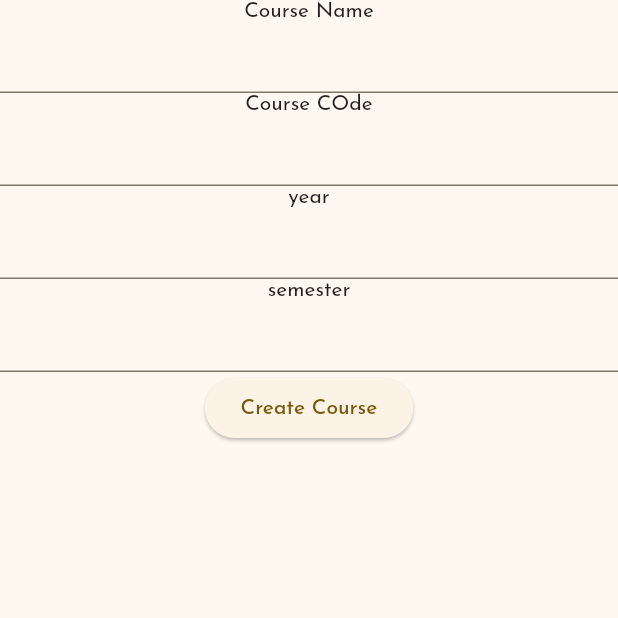
After one commit to Idadelveloper/gradish, a Flutter app: the screen it shows once a user with an empty profile is signed in, after a tap on "Record Marks", on a phone screen of 412 x 824 dp, the top half of it. The commit adds this screen. Run offline on Flutter 3.47's test engine with Material 2 defaults, Android fonts, the phone set to English and light mode, and no system bars; our stand-ins replace camera, cloud_firestore, dartz, firebase_auth, firebase_core, google_fonts and 3 more; missing offline and left inert: googleapis; accounts and stored records are empty.

Commit message:
Updated firestore configurations

```diff
--- a/lib/main.dart
+++ b/lib/main.dart
@@ -1,12 +1,16 @@
 import 'package:flutter/material.dart';
 import 'package:google_fonts/google_fonts.dart';
+import 'package:gradish/providers/firestore_provider.dart';
 import 'package:gradish/repositories/auth_repository.dart';
+import 'package:gradish/repositories/firestore_repository.dart';
 import 'package:gradish/screens/auth_screens/login_screen.dart';
 import 'package:gradish/screens/auth_screens/register_screen.dart';
 import 'package:gradish/screens/home_screen.dart';
 import 'package:firebase_core/firebase_core.dart';
 import 'package:gradish/services/auth_service/firebase_auth_service.dart';
+import 'package:gradish/services/firestore_service/firestore_service.dart';
 import 'package:provider/provider.dart';
+import 'core/enums.dart';
 import 'firebase_options.dart';
 import 'providers/auth_provider.dart';
 
@@ -28,14 +32,17 @@ class GradishApp extends StatefulWidget {
 class _GradishAppState extends State<GradishApp> {
   // This widget is the root of your application.
 
- late final FirebaseAuthService _authService;
+ final FirebaseAuthService _authService = FirebaseAuthService();
  late final AuthRepository _authRepository;
+ final FirestoreService _firestoreService = FirestoreService();
+ late final FirestoreRepository _firestoreRepository;
+
 
   @override
   void initState() {
     super.initState();
-    _authService = FirebaseAuthService();
     _authRepository = AuthRepository(_authService);
+    _firestoreRepository = FirestoreRepository(_firestoreService);
   }
 
 
@@ -45,7 +52,8 @@ class _GradishAppState extends State<GradishApp> {
   Widget build(BuildContext context) {
     return MultiProvider(
     providers: [
-      ChangeNotifierProvider<AuthProvider>(create: (context)=> AuthProvider(_authRepository)..authStateChanged())
+      ChangeNotifierProvider<AuthProvider>(create: (context)=> AuthProvider(_authRepository)..authStateChanged()),
+      ChangeNotifierProvider<FirestoreProvider>(create: (context)=> FirestoreProvider(_firestoreRepository)),
     ],
       child: Consumer<AuthProvider>(
         builder: (context, authData, child){
@@ -60,8 +68,8 @@ class _GradishAppState extends State<GradishApp> {
                     Theme.of(context).textTheme
                 )
             ),
-            // home:  authData.authState == AuthState.authenticated || authData.authState == AuthState.initial ? const HomeScreen(): RegisterScreen(),
-            home: RegisterScreen(),
+            home:  authData.authState == AuthState.authenticated || authData.authState == AuthState.initial ? const HomeScreen(): RegisterScreen(),
+            //home: RegisterScreen(),
           );
         },
 
--- a/lib/models/grade_sheet_model.dart
+++ b/lib/models/grade_sheet_model.dart
@@ -11,7 +11,7 @@ class GradeSheet {
       required this.courseCode,
       required this.year,
       required this.semester,
-      required this.data,
+      this.data,
         this.docId,
       });
 
--- a/lib/providers/firestore_provider.dart
+++ b/lib/providers/firestore_provider.dart
@@ -16,12 +16,12 @@ class FirestoreProvider extends ChangeNotifier {
 
   FirestoreProvider(this._firestoreRepository);
 
-  Future<void> addBasicUserInfo(User currentUser) async {
+  Future<void> addBasicUserInfo({required User currentUser, String? name}) async {
     state = AppState.submitting;
     notifyListeners();
 
     Either<Failure, void> response =
-        await _firestoreRepository.addBasicUserInfo(currentUser);
+        await _firestoreRepository.addBasicUserInfo(currentUser: currentUser, name: name);
     response.fold((failure) {
       errorMessage = failure.errorMessage;
       state = AppState.error;
@@ -38,7 +38,7 @@ class FirestoreProvider extends ChangeNotifier {
     notifyListeners();
 
     Either<Failure, void> response =
-        await _firestoreRepository.addBasicUserInfo(currentUser);
+        await _firestoreRepository.getBasicUserInfo(currentUser);
     response.fold((failure) {
       errorMessage = failure.errorMessage;
       state = AppState.error;
--- a/lib/repositories/firestore_repository.dart
+++ b/lib/repositories/firestore_repository.dart
@@ -12,9 +12,9 @@ class FirestoreRepository {
 
   FirestoreRepository(this._firestoreService);
 
-  Future<Either<Failure, void>> addBasicUserInfo(User currentUser) async {
+  Future<Either<Failure, void>> addBasicUserInfo({required User currentUser, String? name}) async {
     try {
-      await _firestoreService.addBasicUserInfo(currentUser: currentUser);
+      await _firestoreService.addBasicUserInfo(currentUser: currentUser, userName: name);
       return const Right(null);
     } on FirebaseException catch (e) {
       return Left(Failure(errorMessage: e.message));
@@ -25,7 +25,7 @@ class FirestoreRepository {
 
   Future<Either<Failure, void>> getBasicUserInfo(User currentUser) async {
     try {
-      await _firestoreService.addBasicUserInfo(currentUser: currentUser);
+      await _firestoreService.getBasicUserInfo(currentUser: currentUser);
       return const Right(null);
     } on FirebaseException catch (e) {
       return Left(Failure(errorMessage: e.message));
--- a/lib/screens/auth_screens/register_screen.dart
+++ b/lib/screens/auth_screens/register_screen.dart
@@ -1,9 +1,10 @@
-
 import 'package:flutter/material.dart';
 import 'package:googleapis/servicecontrol/v2.dart';
 import 'package:gradish/models/auth_models.dart';
+import 'package:gradish/providers/firestore_provider.dart';
 import 'package:provider/provider.dart';
 
+import '../../core/enums.dart';
 import '../../providers/auth_provider.dart';
 
 class RegisterScreen extends StatefulWidget {
@@ -16,87 +17,105 @@ class RegisterScreen extends StatefulWidget {
 class _RegisterScreenState extends State<RegisterScreen> {
   TextEditingController emailController = TextEditingController();
   TextEditingController passwordController = TextEditingController();
+  TextEditingController nameController = TextEditingController();
 
   GlobalKey<FormState> _formKey = GlobalKey<FormState>();
-
 
   @override
   void dispose() {
     super.dispose();
     emailController.dispose();
     passwordController.dispose();
+    nameController.dispose();
   }
+
   @override
   Widget build(BuildContext context) {
-    return Consumer<AuthProvider>(
-      builder: (context, authData, child){
+    return Consumer2<AuthProvider, FirestoreProvider>(
+      builder: (context, authData, firestoreData, child) {
         return Scaffold(
           body: SafeArea(
+            child: Padding(
+              padding: const EdgeInsets.symmetric(horizontal: 16),
               child: Form(
                 key: _formKey,
                 child: Column(
+                  crossAxisAlignment: CrossAxisAlignment.start,
                   children: [
+                    const Text("Name"),
+                    TextFormField(
+                      controller: nameController,
+                      validator: (value) {
+                        if (value == null || value.isEmpty) {
+                          return "Please input a name";
+                        } else {
+                          return null;
+                        }
+                      },
+                    ),
                     const Text("Email"),
                     TextFormField(
                       controller: emailController,
-                    validator: (value){
-                      if(value == null || value.isEmpty){
+                      validator: (value) {
+                        if (value == null || value.isEmpty) {
                           return "Please input a valid email";
-                      } else{
+                        } else {
                           return null;
                         }
                       },
-
                     ),
                     const Text("Paaword"),
                     TextFormField(
                       controller: passwordController,
                       obscureText: true,
-                    validator: (value){
-                      if(value == null || value.isEmpty){
+                      validator: (value) {
+                        if (value == null || value.isEmpty) {
                           return "Please input a valid password";
-                      } else{
+                        } else {
                           return null;
                         }
                       },
+                    ),
+                    ElevatedButton(
+                        onPressed: () async {
+                          if (_formKey.currentState!.validate()) {
+                            RegisterRequest credentials = RegisterRequest(
+                                email: emailController.text.trim(),
+                                password: passwordController.text.trim(),
+                                name: nameController.text.trim(),
+                                confirmPassword: '');
 
-                  ),
-
-                  ElevatedButton(onPressed: () async {
-
-                    if(_formKey.currentState!.validate()){
-                      RegisterRequest credentials= RegisterRequest(email: emailController.text.trim(), password: passwordController.text.trim(), name: '', confirmPassword: '');
-
-                      await authData.registerWithEmailAndPassword(credentials);
-
+                            await authData
+                                .registerWithEmailAndPassword(credentials)
+                                .then((value) {
+                              if(authData.state == AppState.success){
+                                ScaffoldMessenger.of(context).showSnackBar(const SnackBar(content: Text("Successfully Registered")));
                               }
 
-
-
-                  }, child: const Text("Login")),
-
-                     ElevatedButton(onPressed: () async {
-
-
-
+                              else if(authData.state == AppState.error){
+                                ScaffoldMessenger.of(context).showSnackBar(SnackBar(content: Text(firestoreData.errorMessage ?? "Failed to Register")));
+                              }
+                              if (authData.currentUser != null) {
+                                firestoreData.addBasicUserInfo(
+                                    name: nameController.text.trim(),
+                                    currentUser: authData.currentUser!);
+                              }
+                            });
+                          }
+                        },
+                        child: const Text("Register")),
+                    ElevatedButton(
+                        onPressed: () async {
                           await authData.signInWithGoogle();
-
-
-
-
-
-                  }, child: const Text("Sign In With Google")),
-
+                        },
+                        child: const Text("Sign In With Google")),
                   ],
-
-
+                ),
               ),
             ),
           ),
         );
       },
-
-
     );
   }
 }
--- /dev/null
+++ b/lib/screens/create_course_screen/create_course_screen.dart
@@ -0,0 +1,142 @@
+
+import 'package:flutter/material.dart';
+import 'package:googleapis/servicecontrol/v2.dart';
+import 'package:gradish/core/enums.dart';
+import 'package:gradish/models/auth_models.dart';
+import 'package:gradish/models/grade_sheet_model.dart';
+import 'package:gradish/providers/firestore_provider.dart';
+import 'package:provider/provider.dart';
+
+import '../../providers/auth_provider.dart';
+import '../extract_screen.dart';
+
+class CreateCourseScreen extends StatefulWidget {
+  const CreateCourseScreen({Key? key}) : super(key: key);
+
+  @override
+  State<CreateCourseScreen> createState() => _CreateCourseScreenState();
+}
+
+class _CreateCourseScreenState extends State<CreateCourseScreen> {
+  TextEditingController courseNameController = TextEditingController();
+  TextEditingController courseCodeController = TextEditingController();
+  TextEditingController yearController = TextEditingController();
+  TextEditingController semesterController = TextEditingController();
+
+
+  GlobalKey<FormState> _formKey = GlobalKey<FormState>();
+
+
+  @override
+  void dispose() {
+    super.dispose();
+  courseCodeController.dispose();
+  courseNameController.dispose();
+  semesterController.dispose();
+  yearController.dispose();
+  }
+  @override
+  Widget build(BuildContext context) {
+    return Consumer2 <AuthProvider, FirestoreProvider>(
+      builder: (context, authData, firestoreData, child){
+        return Scaffold(
+          body: SafeArea(
+            child: Form(
+              key: _formKey,
+              child: Column(
+                children: [
+                  const Text("Course Name"),
+                  TextFormField(
+                    controller: courseNameController,
+                    validator: (value){
+                      if(value == null || value.isEmpty){
+                        return "Please input a valid course name";
+                      } else{
+                        return null;
+                      }
+                    },
+
+                  ),
+                  const Text("Course COde"),
+                  TextFormField(
+                    controller: courseCodeController,
+                    validator: (value){
+                      if(value == null || value.isEmpty){
+                        return "Please input a valid course code";
+                      } else{
+                        return null;
+                      }
+                    },
+
+                  ),
+                  const Text("year"),
+                  TextFormField(
+                    controller: yearController,
+                    validator: (value){
+                      if(value == null || value.isEmpty){
+                        return "Please input a valid course code";
+                      } else{
+                        return null;
+                      }
+                    },
+
+
+
+                  ),
+
+                  const Text("semester"),
+                  TextFormField(
+                    controller: semesterController,
+                    keyboardType: TextInputType.number,
+                    validator: (value){
+                      if(value == null || value.isEmpty){
+                        return "Please input a valid semester";
+                      } else{
+                        return null;
+                      }
+                    },
+
+                  ),
+
+
+                  ElevatedButton(onPressed: () async {
+
+
+                    if(_formKey.currentState!.validate()){
+                      GradeSheet gradeSheet = GradeSheet(courseName: courseNameController.text.trim(), courseCode: courseCodeController.text.trim(), year: yearController.text.trim(), semester: semesterController.text.trim());
+
+                      if(authData.currentUser !=null){
+                        firestoreData.addGradeSheet(currentUser: authData.currentUser!, gradeSheet: gradeSheet).then((value) {
+
+                          if(firestoreData.state == AppState.success){
+                            ScaffoldMessenger.of(context).showSnackBar(const SnackBar(content: Text("Successfully Added GradeSheet")));
+                            Navigator.push(context, MaterialPageRoute(builder: (context) => const ExtractScreen()));
+                          }
+
+                         else if(firestoreData.state == AppState.error){
+                            ScaffoldMessenger.of(context).showSnackBar(SnackBar(content: Text(firestoreData.errorMessage ?? "Failed to Add GradeSheet")));
+                            Navigator.push(context, MaterialPageRoute(builder: (context) => const ExtractScreen()));
+                          }
+
+
+                        });
+                      }
+
+                    }
+
+
+                  }, child: const Text("Create Course")),
+
+                ],
+
+
+              ),
+            ),
+          ),
+        );
+      },
+
+
+    );
+  }
+}
--- a/lib/screens/extract_screen.dart
+++ b/lib/screens/extract_screen.dart
@@ -14,7 +14,6 @@ class ExtractScreen extends StatefulWidget {
 
 class _ExtractScreenState extends State<ExtractScreen> {
   File? _image;
-
 
   final imagePicker = ImagePicker();
 
--- a/lib/screens/home_screen.dart
+++ b/lib/screens/home_screen.dart
@@ -1,5 +1,6 @@
 import 'package:flutter/material.dart';
 import 'package:gradish/providers/auth_provider.dart';
+import 'package:gradish/screens/create_course_screen/create_course_screen.dart';
 import 'package:gradish/screens/extract_screen.dart';
 import 'package:gradish/screens/scan_screen.dart';
 import 'package:provider/provider.dart';
@@ -69,8 +70,10 @@ class _HomeScreenState extends State<HomeScreen> {
                         color: Color(0xffffc604))
                       ),
                   ),
-                  const ElevatedButton(
-                    onPressed: null,
+                   ElevatedButton(
+                    onPressed: (){
+                      Navigator.push(context, MaterialPageRoute(builder: (context)=> CreateCourseScreen()));
+                    },
                     style: ButtonStyle(
                       backgroundColor: MaterialStatePropertyAll<Color>(Color(0xff3D3839)),
                     ),
--- a/lib/services/firestore_service/firestore_service.dart
+++ b/lib/services/firestore_service/firestore_service.dart
@@ -1,10 +1,6 @@
-import 'dart:js_interop';
-
 import 'package:cloud_firestore/cloud_firestore.dart';
 import 'package:firebase_auth/firebase_auth.dart';
 import 'package:gradish/models/grade_sheet_model.dart';
-
-import '../../models/class_list_model.dart';
 
 class FirestoreService {
   final FirebaseFirestore _firestore = FirebaseFirestore.instance;
```
Lines whose indentation alone changed are shown as unchanged.
